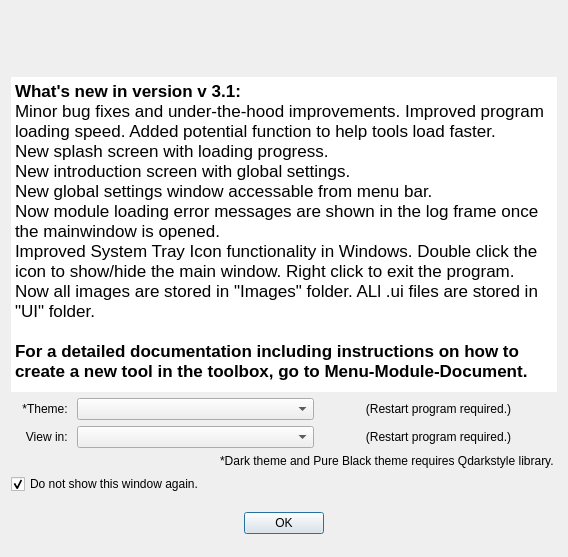
Old version of the form UI/intro.ui in the repository manpeihong/Toolbox-v3.
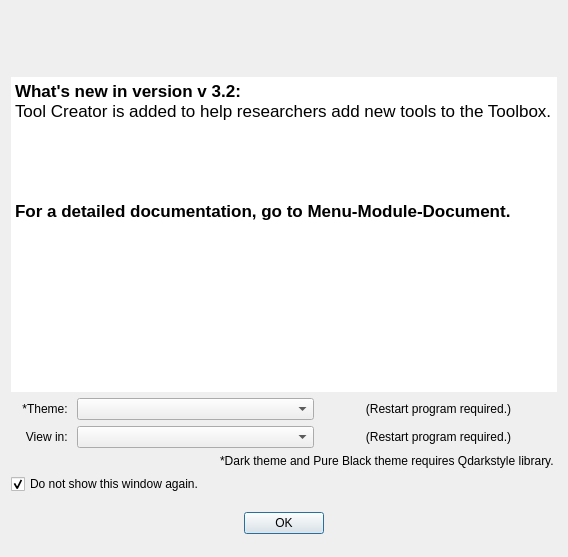
New version of the form.

```diff
--- a/UI/intro.ui
+++ b/UI/intro.ui
@@ -52,16 +52,13 @@
 &lt;html&gt;&lt;head&gt;&lt;meta name=&quot;qrichtext&quot; content=&quot;1&quot; /&gt;&lt;style type=&quot;text/css&quot;&gt;
 p, li { white-space: pre-wrap; }
 &lt;/style&gt;&lt;/head&gt;&lt;body style=&quot; font-family:'.SF NS Text'; font-size:13pt; font-weight:400; font-style:normal;&quot;&gt;
-&lt;p style=&quot; margin-top:0px; margin-bottom:0px; margin-left:0px; margin-right:0px; -qt-block-indent:0; text-indent:0px;&quot;&gt;&lt;span style=&quot; font-weight:600;&quot;&gt;What's new in version v 3.1: &lt;/span&gt;&lt;/p&gt;
-&lt;p style=&quot; margin-top:0px; margin-bottom:0px; margin-left:0px; margin-right:0px; -qt-block-indent:0; text-indent:0px;&quot;&gt;&lt;span style=&quot; font-family:'Calibri,sans-serif';&quot;&gt;Minor bug fixes and under-the-hood improvements. Improved program loading speed. Added potential function to help tools load faster. &lt;/span&gt;&lt;/p&gt;
-&lt;p style=&quot; margin-top:0px; margin-bottom:0px; margin-left:0px; margin-right:0px; -qt-block-indent:0; text-indent:0px;&quot;&gt;&lt;span style=&quot; font-family:'Calibri,sans-serif';&quot;&gt;New splash screen with loading progress. &lt;/span&gt;&lt;/p&gt;
-&lt;p style=&quot; margin-top:0px; margin-bottom:0px; margin-left:0px; margin-right:0px; -qt-block-indent:0; text-indent:0px;&quot;&gt;&lt;span style=&quot; font-family:'Calibri,sans-serif';&quot;&gt;New introduction screen with global settings.&lt;/span&gt;&lt;/p&gt;
-&lt;p style=&quot; margin-top:0px; margin-bottom:0px; margin-left:0px; margin-right:0px; -qt-block-indent:0; text-indent:0px;&quot;&gt;&lt;span style=&quot; font-family:'Calibri,sans-serif';&quot;&gt;New global settings window accessable from menu bar. &lt;/span&gt;&lt;/p&gt;
-&lt;p style=&quot; margin-top:0px; margin-bottom:0px; margin-left:0px; margin-right:0px; -qt-block-indent:0; text-indent:0px;&quot;&gt;&lt;span style=&quot; font-family:'Calibri,sans-serif';&quot;&gt;Now module loading error messages are shown in the log frame once the mainwindow is opened. &lt;/span&gt;&lt;/p&gt;
-&lt;p style=&quot; margin-top:0px; margin-bottom:0px; margin-left:0px; margin-right:0px; -qt-block-indent:0; text-indent:0px;&quot;&gt;&lt;span style=&quot; font-family:'Calibri,sans-serif';&quot;&gt;Improved System Tray Icon functionality in Windows. Double click the icon to show/hide the main window. Right click to exit the program.&lt;/span&gt;&lt;/p&gt;
-&lt;p style=&quot; margin-top:0px; margin-bottom:0px; margin-left:0px; margin-right:0px; -qt-block-indent:0; text-indent:0px;&quot;&gt;&lt;span style=&quot; font-family:'Calibri,sans-serif';&quot;&gt;Now all images are stored in &amp;quot;Images&amp;quot; folder. ALl .ui files are stored in &amp;quot;UI&amp;quot; folder. &lt;/span&gt;&lt;/p&gt;
+&lt;p style=&quot; margin-top:0px; margin-bottom:0px; margin-left:0px; margin-right:0px; -qt-block-indent:0; text-indent:0px;&quot;&gt;&lt;span style=&quot; font-weight:600;&quot;&gt;What's new in version v 3.2: &lt;/span&gt;&lt;/p&gt;
+&lt;p style=&quot; margin-top:0px; margin-bottom:0px; margin-left:0px; margin-right:0px; -qt-block-indent:0; text-indent:0px;&quot;&gt;&lt;span style=&quot; font-family:'Calibri,sans-serif';&quot;&gt;Tool Creator is added to help researchers add new tools to the Toolbox. &lt;/span&gt;&lt;/p&gt;
 &lt;p style=&quot;-qt-paragraph-type:empty; margin-top:0px; margin-bottom:0px; margin-left:0px; margin-right:0px; -qt-block-indent:0; text-indent:0px; font-family:'Calibri,sans-serif';&quot;&gt;&lt;br /&gt;&lt;/p&gt;
-&lt;p style=&quot; margin-top:0px; margin-bottom:0px; margin-left:0px; margin-right:0px; -qt-block-indent:0; text-indent:0px;&quot;&gt;&lt;span style=&quot; font-family:'Calibri,sans-serif'; font-weight:600;&quot;&gt;For a detailed documentation including instructions on how to create a new tool in the toolbox, go to Menu-Module-Document. &lt;/span&gt;&lt;/p&gt;&lt;/body&gt;&lt;/html&gt;</string>
+&lt;p style=&quot;-qt-paragraph-type:empty; margin-top:0px; margin-bottom:0px; margin-left:0px; margin-right:0px; -qt-block-indent:0; text-indent:0px; font-family:'Calibri,sans-serif';&quot;&gt;&lt;br /&gt;&lt;/p&gt;
+&lt;p style=&quot;-qt-paragraph-type:empty; margin-top:0px; margin-bottom:0px; margin-left:0px; margin-right:0px; -qt-block-indent:0; text-indent:0px; font-family:'Calibri,sans-serif';&quot;&gt;&lt;br /&gt;&lt;/p&gt;
+&lt;p style=&quot;-qt-paragraph-type:empty; margin-top:0px; margin-bottom:0px; margin-left:0px; margin-right:0px; -qt-block-indent:0; text-indent:0px; font-family:'Calibri,sans-serif';&quot;&gt;&lt;br /&gt;&lt;/p&gt;
+&lt;p style=&quot; margin-top:0px; margin-bottom:0px; margin-left:0px; margin-right:0px; -qt-block-indent:0; text-indent:0px;&quot;&gt;&lt;span style=&quot; font-family:'Calibri,sans-serif'; font-weight:600;&quot;&gt;For a detailed documentation, go to Menu-Module-Document. &lt;/span&gt;&lt;/p&gt;&lt;/body&gt;&lt;/html&gt;</string>
      </property>
      <property name="textInteractionFlags">
       <set>Qt::NoTextInteraction</set>
```
